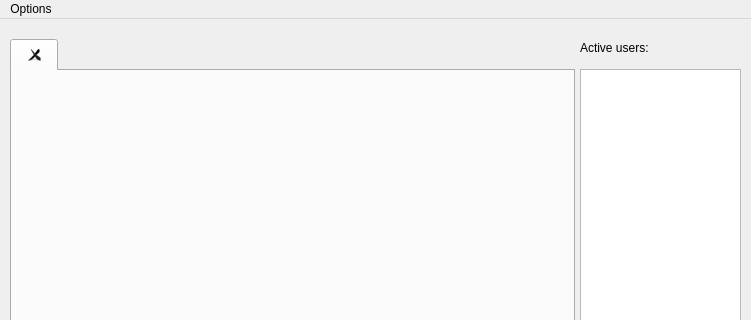
Old version of the form ClientIRC/mainclientwindow.ui in the repository wiekonek/IRC; both pictures show x 0 to 751 and y 0 to 320 of the 751 by 492 pixel window.
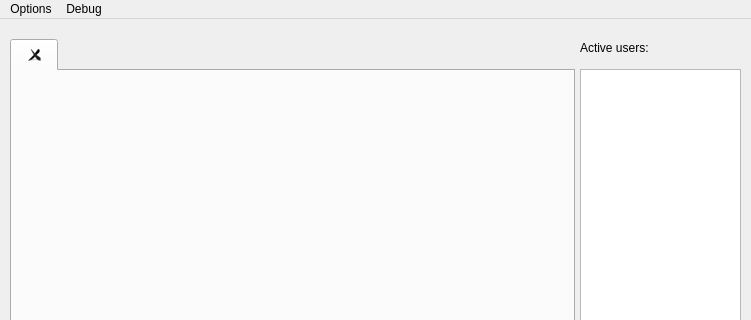
New version of the form.

What changed in the file:
```diff
--- a/ClientIRC/mainclientwindow.ui
+++ b/ClientIRC/mainclientwindow.ui
@@ -128,7 +128,14 @@
     <addaction name="actionConnect_to_new_channel"/>
     <addaction name="actionDisconnect"/>
    </widget>
+   <widget class="QMenu" name="menuDebug">
+    <property name="title">
+     <string>Debug</string>
+    </property>
+    <addaction name="actionRaw_command_sender"/>
+   </widget>
    <addaction name="menuOptions"/>
+   <addaction name="menuDebug"/>
   </widget>
   <widget class="QStatusBar" name="statusBar"/>
   <action name="actionDisconnect">
```
Left out of the diff: 5 changed lines with no effect on the pictures.
